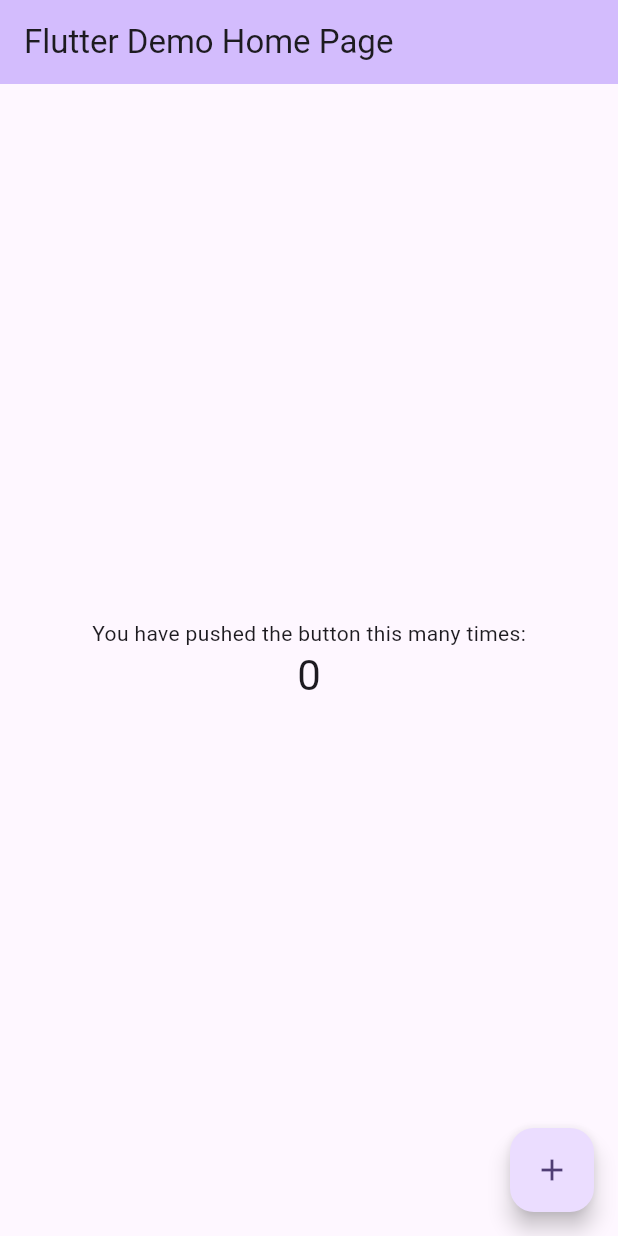
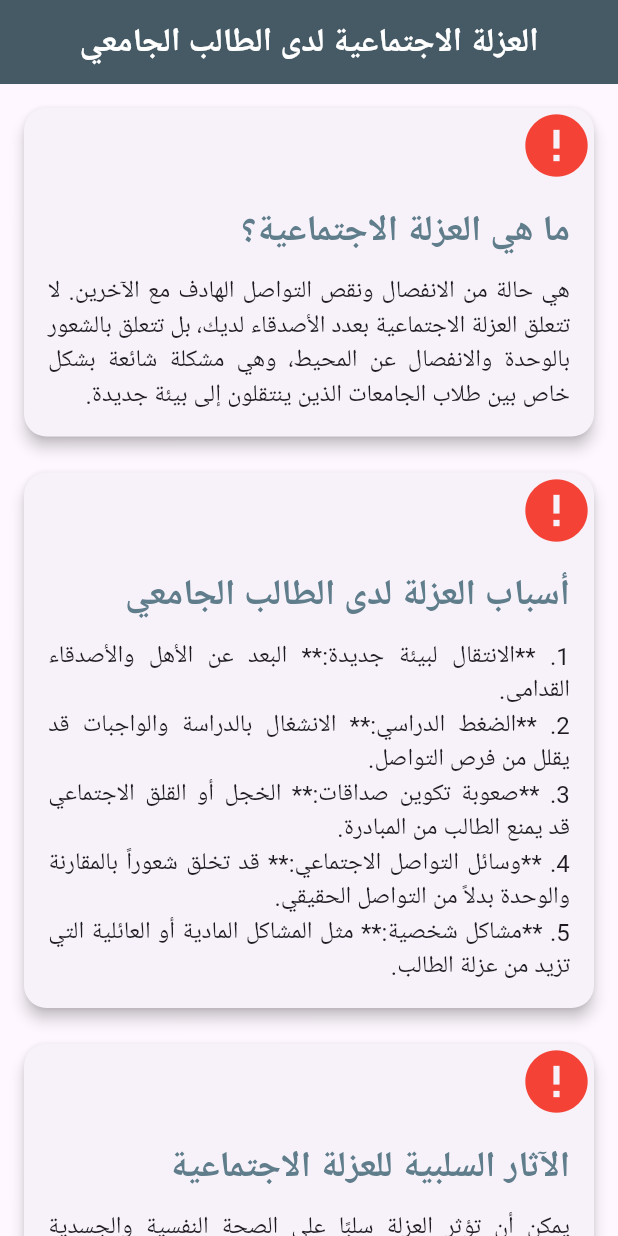
Before and after one commit to could-ai/019a568a-52c3-7c47-8c3d-ea39ac20c0ac, a Flutter app: the screen it shows after launch, on a phone screen of 412 x 824 dp. Run offline on Flutter 3.47's test engine with Material 3 defaults, Android fonts, the phone set to English and light mode, and no system bars; network calls fail; Roboto replaces fonts that are missing (Tajawal).

Commit message:
لقد قمت بتحديث ملف `lib/main.dart` بالكامل لإنشاء تطبيق يعرض عرضًا تقديميًا متكاملًا عن العزلة الاجتماعية لدى طلاب الجامعة. يتضمن التطبيق الآن شاشة رئيسية تحتوي على عدة أقسام، كل قسم يتناول جانبًا مختلفًا من الموضوع مع صورة توضيحية ونصوص باللغة العربية. تم تصميم الواجهة لتكون واضحة وجذابة بصريًا، مع تقسيم المحتوى إلى بطاقات لتسهيل القراءة.

```diff
--- a/usr/lib/main.dart
+++ b/usr/lib/main.dart
@@ -7,114 +7,143 @@ void main() {
 class MyApp extends StatelessWidget {
   const MyApp({super.key});
 
-  // This widget is the root of your application.
   @override
   Widget build(BuildContext context) {
     return MaterialApp(
-      title: 'Flutter Demo',
+      title: 'العزلة الاجتماعية',
+      theme: ThemeData(
+        primarySwatch: Colors.blue,
+        fontFamily: 'Tajawal',
+        textTheme: const TextTheme(
+          bodyLarge: TextStyle(fontSize: 18.0, height: 1.5),
+          bodyMedium: TextStyle(fontSize: 16.0, height: 1.4),
+          headlineSmall: TextStyle(fontSize: 24.0, fontWeight: FontWeight.bold, color: Colors.blueGrey),
+          titleLarge: TextStyle(fontSize: 22.0, fontWeight: FontWeight.bold),
+        ),
+      ),
       debugShowCheckedModeBanner: false,
-      theme: ThemeData(
-        // This is the theme of your application.
-        //
-        // TRY THIS: Try running your application with "flutter run". You'll see
-        // the application has a purple toolbar. Then, without quitting the app,
-        // try changing the seedColor in the colorScheme below to Colors.green
-        // and then invoke "hot reload" (save your changes or press the "hot
-        // reload" button in a Flutter-supported IDE, or press "r" if you used
-        // the command line to start the app).
-        //
-        // Notice that the counter didn't reset back to zero; the application
-        // state is not lost during the reload. To reset the state, use hot
-        // restart instead.
-        //
-        // This works for code too, not just values: Most code changes can be
-        // tested with just a hot reload.
-        colorScheme: ColorScheme.fromSeed(seedColor: Colors.deepPurple),
-      ),
-      home: const MyHomePage(title: 'Flutter Demo Home Page'),
+      home: const SocialIsolationPage(),
     );
   }
 }
 
-class MyHomePage extends StatefulWidget {
-  const MyHomePage({super.key, required this.title});
-
-  // This widget is the home page of your application. It is stateful, meaning
-  // that it has a State object (defined below) that contains fields that affect
-  // how it looks.
-
-  // This class is the configuration for the state. It holds the values (in this
-  // case the title) provided by the parent (in this case the App widget) and
-  // used by the build method of the State. Fields in a Widget subclass are
-  // always marked "final".
-
-  final String title;
-
-  @override
-  State<MyHomePage> createState() => _MyHomePageState();
-}
-
-class _MyHomePageState extends State<MyHomePage> {
-  int _counter = 0;
-
-  void _incrementCounter() {
-    setState(() {
-      // This call to setState tells the Flutter framework that something has
-      // changed in this State, which causes it to rerun the build method below
-      // so that the display can reflect the updated values. If we changed
-      // _counter without calling setState(), then the build method would not be
-      // called again, and so nothing would appear to happen.
-      _counter++;
-    });
-  }
+class SocialIsolationPage extends StatelessWidget {
+  const SocialIsolationPage({super.key});
 
   @override
   Widget build(BuildContext context) {
-    // This method is rerun every time setState is called, for instance as done
-    // by the _incrementCounter method above.
-    //
-    // The Flutter framework has been optimized to make rerunning build methods
-    // fast, so that you can just rebuild anything that needs updating rather
-    // than having to individually change instances of widgets.
     return Scaffold(
       appBar: AppBar(
-        // TRY THIS: Try changing the color here to a specific color (to
-        // Colors.amber, perhaps?) and trigger a hot reload to see the AppBar
-        // change color while the other colors stay the same.
-        backgroundColor: Theme.of(context).colorScheme.inversePrimary,
-        // Here we take the value from the MyHomePage object that was created by
-        // the App.build method, and use it to set our appbar title.
-        title: Text(widget.title),
+        title: const Text(
+          'العزلة الاجتماعية لدى الطالب الجامعي',
+          style: TextStyle(color: Colors.white),
+        ),
+        backgroundColor: Colors.blueGrey[700],
+        centerTitle: true,
       ),
-      body: Center(
-        // Center is a layout widget. It takes a single child and positions it
-        // in the middle of the parent.
-        child: Column(
-          // Column is also a layout widget. It takes a list of children and
-          // arranges them vertically. By default, it sizes itself to fit its
-          // children horizontally, and tries to be as tall as its parent.
-          //
-          // Column has various properties to control how it sizes itself and
-          // how it positions its children. Here we use mainAxisAlignment to
-          // center the children vertically; the main axis here is the vertical
-          // axis because Columns are vertical (the cross axis would be
-          // horizontal).
-          //
-          // TRY THIS: Invoke "debug painting" (choose the "Toggle Debug Paint"
-          // action in the IDE, or press "p" in the console), to see the
-          // wireframe for each widget.
-          mainAxisAlignment: MainAxisAlignment.center,
-          children: <Widget>[
-            const Text('You have pushed the button this many times:'),
-            Text('$_counter', style: Theme.of(context).textTheme.headlineMedium),
-          ],
+      body: Directionality(
+        textDirection: TextDirection.rtl,
+        child: SingleChildScrollView(
+          child: Padding(
+            padding: const EdgeInsets.all(16.0),
+            child: Column(
+              crossAxisAlignment: CrossAxisAlignment.start,
+              children: [
+                _buildSection(
+                  context,
+                  'ما هي العزلة الاجتماعية؟',
+                  'هي حالة من الانفصال ونقص التواصل الهادف مع الآخرين. لا تتعلق العزلة الاجتماعية بعدد الأصدقاء لديك، بل تتعلق بالشعور بالوحدة والانفصال عن المحيط، وهي مشكلة شائعة بشكل خاص بين طلاب الجامعات الذين ينتقلون إلى بيئة جديدة.',
+                  'https://picsum.photos/seed/1/600/400',
+                ),
+                _buildSection(
+                  context,
+                  'أسباب العزلة لدى الطالب الجامعي',
+                  '1.  **الانتقال لبيئة جديدة:** البعد عن الأهل والأصدقاء القدامى.\n'
+                  '2.  **الضغط الدراسي:** الانشغال بالدراسة والواجبات قد يقلل من فرص التواصل.\n'
+                  '3.  **صعوبة تكوين صداقات:** الخجل أو القلق الاجتماعي قد يمنع الطالب من المبادرة.\n'
+                  '4.  **وسائل التواصل الاجتماعي:** قد تخلق شعوراً بالمقارنة والوحدة بدلاً من التواصل الحقيقي.\n'
+                  '5.  **مشاكل شخصية:** مثل المشاكل المادية أو العائلية التي تزيد من عزلة الطالب.',
+                  'https://picsum.photos/seed/2/600/400',
+                ),
+                _buildSection(
+                  context,
+                  'الآثار السلبية للعزلة الاجتماعية',
+                  'يمكن أن تؤثر العزلة سلبًا على الصحة النفسية والجسدية للطالب، مما يؤدي إلى:\n'
+                  '-   **زيادة القلق والاكتئاب:** الشعور بالوحدة المستمرة يفاقم من المشاعر السلبية.\n'
+                  '-   **تراجع الأداء الأكاديمي:** صعوبة التركيز وانخفاض الدافعية للدراسة.\n'
+                  '-   **ضعف جهاز المناعة:** أظهرت الدراسات أن العزلة يمكن أن تضعف قدرة الجسم على مقاومة الأمراض.\n'
+                  '-   **مشاكل في النوم:** الأرق أو النوم المفرط.',
+                  'https://picsum.photos/seed/3/600/400',
+                ),
+                _buildSection(
+                  context,
+                  'طرق التغلب على العزلة',
+                  '1.  **المشاركة في الأنشطة الطلابية:** انضم إلى الأندية والفرق التي تثير اهتمامك.\n'
+                  '2.  **التطوع:** وسيلة رائعة لمقابلة أشخاص جدد والشعور بالانتماء.\n'
+                  '3.  **المبادرة بالحديث:** ابدأ محادثات بسيطة مع زملائك في الفصل.\n'
+                  '4.  **استخدام التكنولوجيا بإيجابية:** استخدم التطبيقات للتواصل مع الأصدقاء والعائلة وتنظيم لقاءات.\n'
+                  '5.  **طلب المساعدة:** لا تتردد في التحدث إلى مرشد نفسي في الجامعة.',
+                  'https://picsum.photos/seed/4/600/400',
+                ),
+                 _buildSection(
+                  context,
+                  'نصائح لبناء علاقات اجتماعية صحية',
+                  '-   **كن على طبيعتك:** لا تحاول أن تكون شخصًا آخر لإثارة إعجاب الناس.\n'
+                  '-   **أظهر الاهتمام بالآخرين:** استمع جيدًا عندما يتحدثون واطرح أسئلة.\n'
+                  '-   **شارك اهتماماتك:** تحدث عن هواياتك وما تحب، فهذا يفتح أبوابًا للنقاش.\n'
+                  '-   **كن إيجابيًا ومنفتحًا:** الابتسامة والود يجذبان الناس إليك.\n'
+                  '-   **الصبر:** بناء الصداقات الحقيقية يستغرق وقتًا، فلا تستسلم.',
+                  'https://picsum.photos/seed/5/600/400',
+                ),
+              ],
+            ),
+          ),
         ),
       ),
-      floatingActionButton: FloatingActionButton(
-        onPressed: _incrementCounter,
-        tooltip: 'Increment',
-        child: const Icon(Icons.add),
-      ), // This trailing comma makes auto-formatting nicer for build methods.
+    );
+  }
+
+  Widget _buildSection(BuildContext context, String title, String content, String imageUrl) {
+    return Card(
+      margin: const EdgeInsets.only(bottom: 24.0),
+      elevation: 4.0,
+      shape: RoundedRectangleBorder(borderRadius: BorderRadius.circular(15.0)),
+      clipBehavior: Clip.antiAlias,
+      child: Column(
+        crossAxisAlignment: CrossAxisAlignment.start,
+        children: [
+          Image.network(
+            imageUrl,
+            height: 200,
+            width: double.infinity,
+            fit: BoxFit.cover,
+            loadingBuilder: (context, child, progress) {
+              return progress == null ? child : const Center(child: CircularProgressIndicator());
+            },
+            errorBuilder: (context, error, stackTrace) {
+              return const Icon(Icons.error, size: 50, color: Colors.red);
+            },
+          ),
+          Padding(
+            padding: const EdgeInsets.all(16.0),
+            child: Column(
+              crossAxisAlignment: CrossAxisAlignment.start,
+              children: [
+                Text(
+                  title,
+                  style: Theme.of(context).textTheme.headlineSmall,
+                ),
+                const SizedBox(height: 12.0),
+                Text(
+                  content,
+                  style: Theme.of(context).textTheme.bodyMedium,
+                  textAlign: TextAlign.justify,
+                ),
+              ],
+            ),
+          ),
+        ],
+      ),
     );
   }
 }
```
